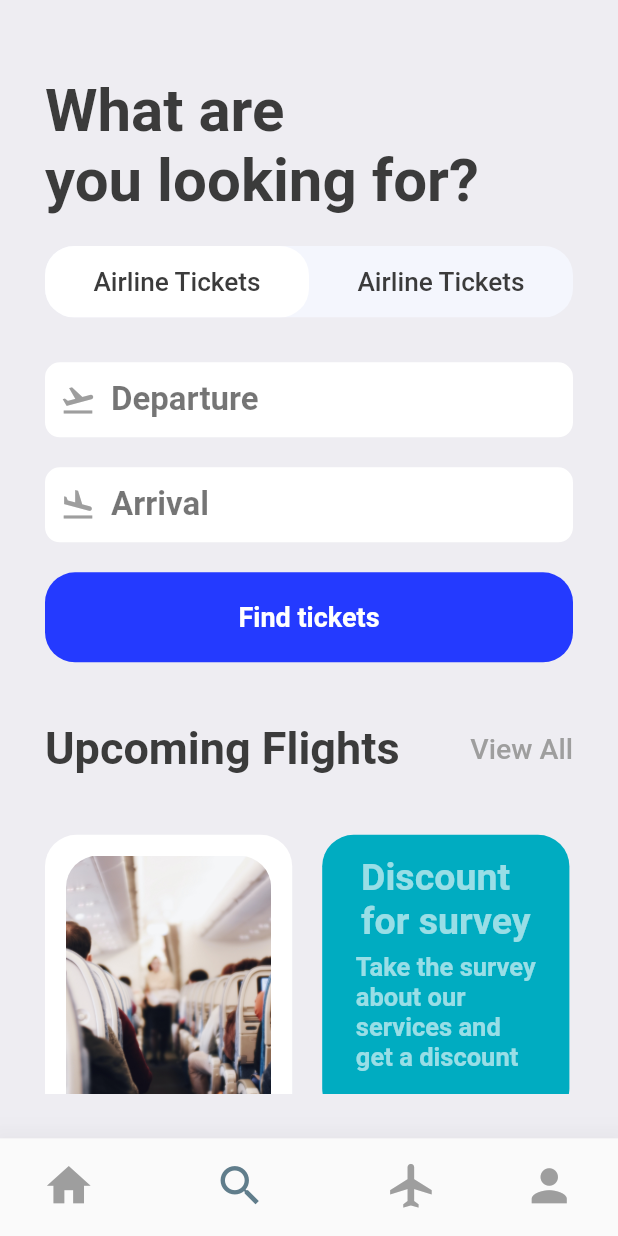
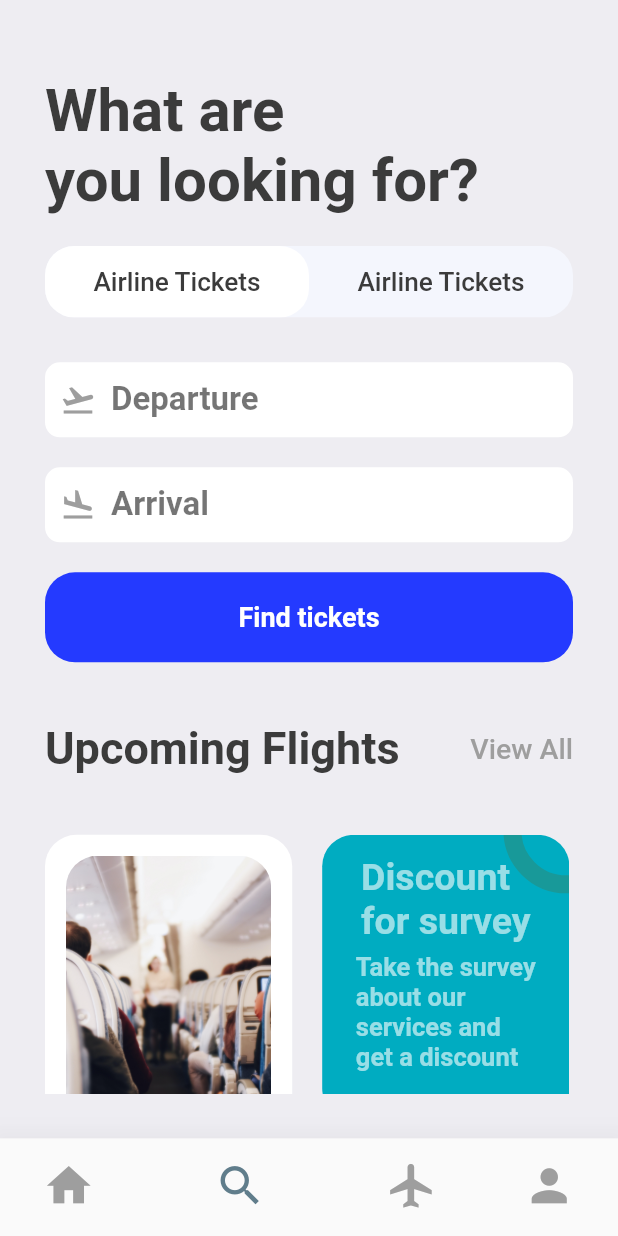
Before and after one commit to hmseeb/Project-1, a Flutter app: the screen it shows after launch, item 2 of the bottom bar chosen, on a phone screen of 412 x 824 dp. Run offline on Flutter 3.47's test engine with Material 2 defaults, Android fonts, the phone set to English and light mode, and no system bars; our stand-ins replace gap, get.

Commit message:
search page done

```diff
--- a/lib/views/search_view.dart
+++ b/lib/views/search_view.dart
@@ -195,6 +195,7 @@ class Search extends StatelessWidget {
                       Gap(AppLayout.getHeight(20)),
                       Column(
                         children: [
+                          Stack(children: [
                             Container(
                               padding: const EdgeInsets.symmetric(vertical: 14),
                               width: size.width * 0.40,
@@ -223,6 +224,20 @@ class Search extends StatelessWidget {
                                 ],
                               ),
                             ),
+                            Positioned(
+                              top: -45,
+                              right: -40,
+                              child: Container(
+                                padding: const EdgeInsets.all(30),
+                                decoration: BoxDecoration(
+                                    shape: BoxShape.circle,
+                                    color: Colors.transparent,
+                                    border: Border.all(
+                                        width: 12,
+                                        color: const Color(0xFF189999))),
+                              ),
+                            )
+                          ]),
                           Gap(AppLayout.getHeight(20)),
                           Container(
                             width: size.width * 0.40,
```
Also changed, not shown: 11 other files. Lines whose indentation alone changed are shown as unchanged.
